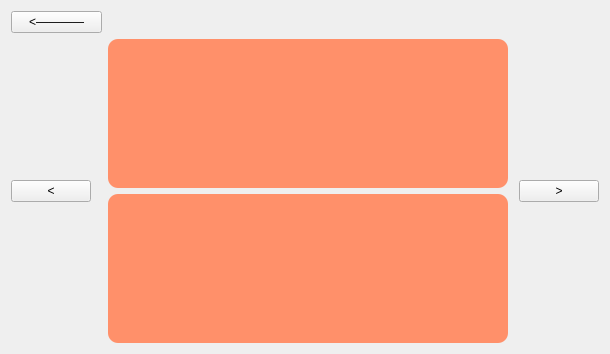
sinfillo/SpeakSavvy, file revisionwidget.ui: the form before one commit.
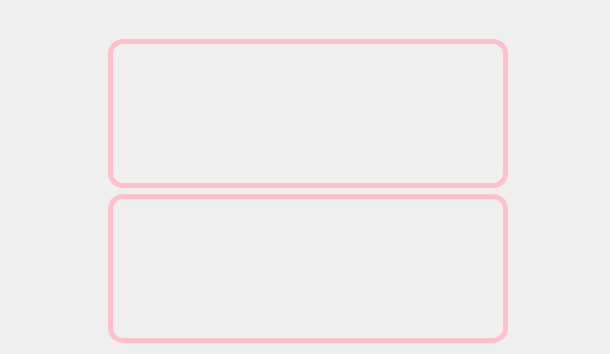
The form after the commit.

Diff of the .ui file:
```diff
--- a/revisionwidget.ui
+++ b/revisionwidget.ui
@@ -23,9 +23,9 @@
       </sizepolicy>
      </property>
      <property name="styleSheet">
-      <string notr="true">background-color: rgb(255, 144, 106);
-font: 40pt &quot;PT Mono&quot;;
-border-radius: 10px;</string>
+      <string notr="true">font: 40pt &quot;YuGothic&quot;;
+border-radius: 15;
+border: 5px solid pink;</string>
      </property>
      <property name="text">
       <string/>
@@ -44,7 +44,10 @@
       <string notr="true">font: 13pt &quot;PT Mono&quot;;</string>
      </property>
      <property name="text">
-      <string>&lt;————</string>
+      <string/>
+     </property>
+     <property name="flat">
+      <bool>true</bool>
      </property>
     </widget>
    </item>
@@ -73,7 +76,10 @@
       <string notr="true">font: 20pt &quot;PT Mono&quot;;</string>
      </property>
      <property name="text">
-      <string>&gt;</string>
+      <string/>
+     </property>
+     <property name="flat">
+      <bool>true</bool>
      </property>
     </widget>
    </item>
@@ -92,10 +98,9 @@
       </size>
      </property>
      <property name="styleSheet">
-      <string notr="true">background-color: rgb(255, 144, 106);
-font: 40pt &quot;PT Mono&quot;;
-border-radius: 10px;
-
+      <string notr="true">font: 40pt &quot;YuGothic&quot;;
+border-radius: 15;
+border: 5px solid pink;
 </string>
      </property>
      <property name="text">
@@ -128,7 +133,10 @@
       <string notr="true">font: 20pt &quot;PT Mono&quot;;</string>
      </property>
      <property name="text">
-      <string>&lt;</string>
+      <string/>
+     </property>
+     <property name="flat">
+      <bool>true</bool>
      </property>
     </widget>
    </item>
```
